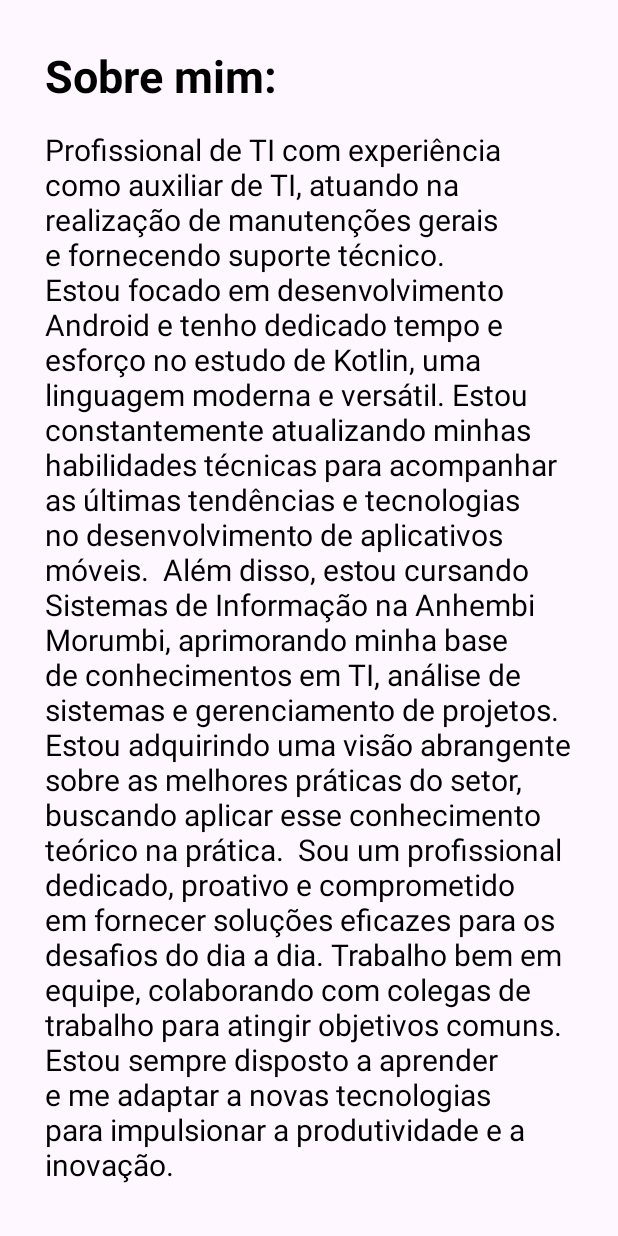
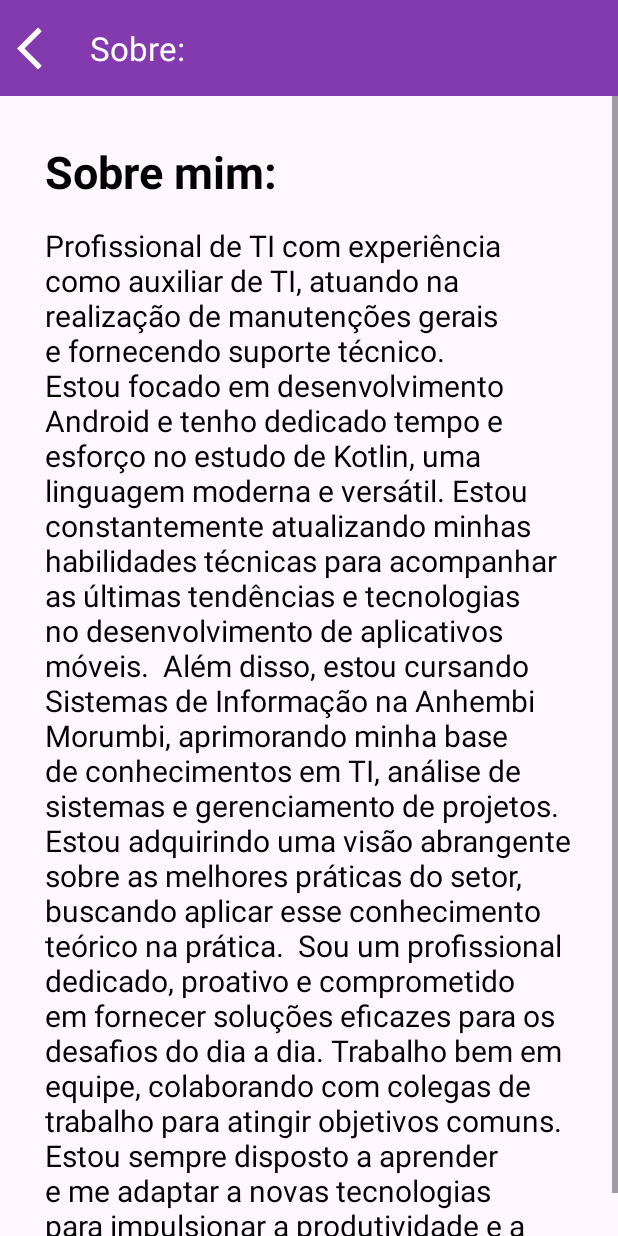
Before and after one commit to AleRodriguesDev/TesteSobre, an Android app: the actSobre screen opened directly, with no data from a screen before it, on a phone screen of 412 x 824 dp. Run offline under Robolectric (Android 15) with nearby library versions, the phone set to English and light mode, and no system bars.

Commit message:
commit pf end

```diff
--- a/app/build.gradle
+++ b/app/build.gradle
@@ -9,7 +9,7 @@ android {
 
     defaultConfig {
         applicationId "com.ela.testesobre"
-        minSdk 24
+        minSdk 23
         targetSdk 33
         versionCode 1
         versionName "1.0"
--- a/app/src/main/java/com/ela/testesobre/MainActivity.kt
+++ b/app/src/main/java/com/ela/testesobre/MainActivity.kt
@@ -16,14 +16,17 @@ class MainActivity : AppCompatActivity() {
         binding.imgSobre.setOnClickListener(){
             val intent = Intent(this, actSobre::class.java)
             startActivity(intent)
+            finish()
         }
         binding.imgRotina.setOnClickListener(){
             val intent = Intent(this, actRotina::class.java)
             startActivity(intent)
+            finish()
         }
         binding.imgContatos.setOnClickListener(){
             val intent = Intent(this, actContatos::class.java)
             startActivity(intent)
+            finish()
         }
     }
 }
--- a/app/src/main/java/com/ela/testesobre/actSobre.kt
+++ b/app/src/main/java/com/ela/testesobre/actSobre.kt
@@ -1,11 +1,27 @@
 package com.ela.testesobre
 
+import android.content.Intent
 import androidx.appcompat.app.AppCompatActivity
 import android.os.Bundle
+import com.ela.testesobre.databinding.ActivityActSobreBinding
+import com.ela.testesobre.databinding.ActivityMainBinding
 
 class actSobre : AppCompatActivity() {
+    private lateinit var binding:ActivityActSobreBinding
     override fun onCreate(savedInstanceState: Bundle?) {
         super.onCreate(savedInstanceState)
-        setContentView(R.layout.activity_act_sobre)
+        binding = ActivityActSobreBinding.inflate(layoutInflater)
+        setContentView(binding.root)
+
+        val toolbar = binding.toolbarSobre
+        toolbar.title = "Sobre: "
+        toolbar.setTitleTextColor(getColor(R.color.white))
+        toolbar.setBackgroundColor(getColor(R.color.purple))
+        toolbar.setNavigationIcon(getDrawable(R.drawable.ic_voltar))
+        toolbar.setNavigationOnClickListener {
+            intent = Intent(this, MainActivity::class.java)
+            startActivity(intent)
+            finish()
+        }
     }
 }
--- /dev/null
+++ b/app/src/main/res/drawable/ic_voltar.xml
@@ -0,0 +1,5 @@
+<vector android:autoMirrored="true" android:height="34dp"
+    android:tint="#FFFFFF" android:viewportHeight="24"
+    android:viewportWidth="24" android:width="34dp" xmlns:android="http://schemas.android.com/apk/res/android">
+    <path android:fillColor="@android:color/white" android:pathData="M11.67,3.87L9.9,2.1 0,12l9.9,9.9 1.77,-1.77L3.54,12z"/>
+</vector>
--- a/app/src/main/res/layout/activity_act_contatos.xml
+++ b/app/src/main/res/layout/activity_act_contatos.xml
@@ -7,6 +7,10 @@
     android:orientation="vertical"
     tools:context=".actContatos">
 
+    <androidx.appcompat.widget.Toolbar
+        android:layout_width="match_parent"
+        android:layout_height="wrap_content"
+        android:id="@+id/toolbar_contatos"/>
     <TextView
         android:layout_width="wrap_content"
         android:layout_height="wrap_content"
--- a/app/src/main/res/layout/activity_act_sobre.xml
+++ b/app/src/main/res/layout/activity_act_sobre.xml
@@ -1,15 +1,27 @@
-<ScrollView
+<LinearLayout
+    android:layout_width="match_parent"
+    android:layout_height="match_parent"
+    android:orientation="vertical"
     xmlns:android="http://schemas.android.com/apk/res/android"
     xmlns:app="http://schemas.android.com/apk/res-auto"
-    xmlns:tools="http://schemas.android.com/tools"
+    xmlns:tools="http://schemas.android.com/tools">
+
+    <androidx.appcompat.widget.Toolbar
+        android:layout_width="match_parent"
+        android:layout_height="wrap_content"
+        android:id="@+id/toolbar_sobre"/>
+
+<ScrollView
+
     android:layout_width="match_parent"
     android:layout_height="match_parent" >
 
 <LinearLayout
     android:layout_width="match_parent"
-    android:layout_height="wrap_content"
+    android:layout_height="match_parent"
     android:orientation="vertical"
     tools:context=".actSobre">
+
 
     <TextView
         android:layout_width="wrap_content"
@@ -39,3 +51,4 @@ Sou um profissional dedicado, proativo e comprometido em fornecer soluções efi
 
  </LinearLayout>
 </ScrollView>
+</LinearLayout>
--- a/app/src/main/res/values/colors.xml
+++ b/app/src/main/res/values/colors.xml
@@ -2,4 +2,5 @@
 <resources>
     <color name="black">#FF000000</color>
     <color name="white">#FFFFFFFF</color>
+    <color name="purple">#823AAE</color>
 </resources>
```
Also changed, not shown: app/src/main/java/com/ela/testesobre/actContatos.kt (+18 -1 lines), app/src/main/java/com/ela/testesobre/actRotina.kt (+18 -1 lines), app/src/main/res/layout/activity_act_rotina.xml (+15 -2 lines), app/src/main/res/layout/activity_main.xml (+25 -49 lines).
